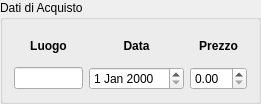
First picture: the form in GestCollOnQt/GUI/Moneta/DatiAcquisto/datiacquistowidget.ui, repository mirkoviviani76/gestcoll, before the edit.
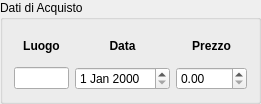
Second picture: the form after the edit.

Commit message: Corretto range valori per prezzo

What changed in the file:
```diff
--- a/GestCollOnQt/GUI/Moneta/DatiAcquisto/datiacquistowidget.ui
+++ b/GestCollOnQt/GUI/Moneta/DatiAcquisto/datiacquistowidget.ui
@@ -88,6 +88,9 @@
          <verstretch>0</verstretch>
         </sizepolicy>
        </property>
+       <property name="maximum">
+        <double>5000.000000000000000</double>
+       </property>
       </widget>
      </item>
     </layout>
```
The commit also changes 1 other file.
